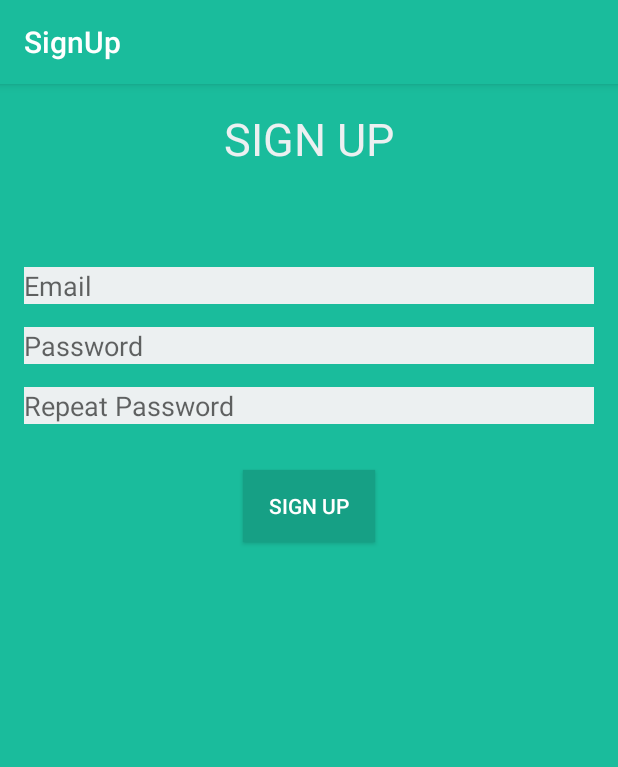
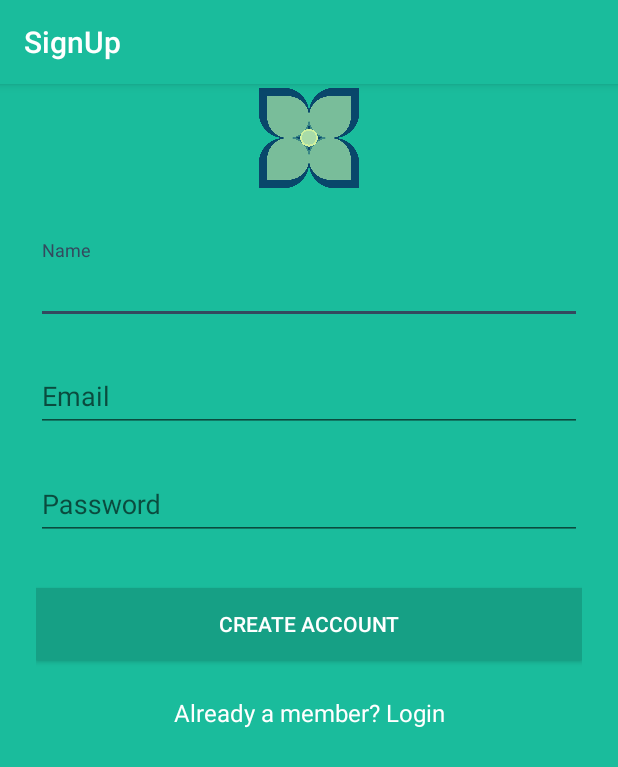
Before and after one commit to Piyapol/GrowUP2, an Android app: the SignUp screen opened directly, with no data from a screen before it, on a phone screen of 412 x 824 dp. Shown: the top 767 px of the screen. Run offline under Robolectric (Android 15) with nearby library versions, the phone set to English and light mode, and no system bars.

Commit message:
edit xml signup and login page

```diff
--- a/app/src/main/java/com/example/xeus_labmacbook/growup/SignUp.java
+++ b/app/src/main/java/com/example/xeus_labmacbook/growup/SignUp.java
@@ -18,14 +18,14 @@ public class SignUp extends AppCompatActivity implements View.OnClickListener {
         Toolbar toolbar = (Toolbar) findViewById(R.id.toolbar);
         setSupportActionBar(toolbar);
 
-        buttSignup = (Button)findViewById(R.id.buttSignup);
+        buttSignup = (Button)findViewById(R.id.btn_signup);
         buttSignup.setOnClickListener(this);
     }
 
     @Override
     public void onClick(View view) {
         switch (view.getId()) {
-            case R.id.buttSignup:
+            case R.id.btn_signup:
                 Intent access = new Intent(this, Dashboard.class);
                 startActivity(access);
                 break;
--- a/app/src/main/res/layout/activity_login.xml
+++ b/app/src/main/res/layout/activity_login.xml
@@ -23,6 +23,8 @@
 
     <include layout="@layout/content_login" />
 
+
+
     <!--<android.support.design.widget.FloatingActionButton-->
         <!--android:id="@+id/fab"-->
         <!--android:layout_width="wrap_content"-->
--- a/app/src/main/res/layout/content_sign_up.xml
+++ b/app/src/main/res/layout/content_sign_up.xml
@@ -1,68 +1,87 @@
 <?xml version="1.0" encoding="utf-8"?>
-<RelativeLayout xmlns:android="http://schemas.android.com/apk/res/android"
-    xmlns:app="http://schemas.android.com/apk/res-auto"
-    xmlns:tools="http://schemas.android.com/tools"
-    android:id="@+id/content_sign_up"
-    android:layout_width="match_parent"
-    android:layout_height="match_parent"
-    android:paddingBottom="@dimen/activity_vertical_margin"
-    android:paddingLeft="@dimen/activity_horizontal_margin"
-    android:paddingRight="@dimen/activity_horizontal_margin"
-    android:paddingTop="@dimen/activity_vertical_margin"
-    app:layout_behavior="@string/appbar_scrolling_view_behavior"
-    tools:context="com.example.xeus_labmacbook.growup.SignUp"
-    tools:showIn="@layout/activity_sign_up"
+<ScrollView
+    xmlns:android="http://schemas.android.com/apk/res/android"
+    android:layout_width="fill_parent"
+    android:layout_height="fill_parent"
+    android:fitsSystemWindows="true"
     android:background="@color/colorPrimary">
 
-    <TextView
-        android:id="@+id/header"
-        android:layout_width="wrap_content"
-        android:layout_height="wrap_content"
-        android:text="SIGN UP"
-        android:textColor="@color/colorInverse"
-        android:layout_centerHorizontal="true"
-        android:textSize="30dp"
-        android:layout_marginBottom="50dp"/>
-
-    <EditText
-        android:id="@+id/sEmail"
+    <LinearLayout
+        android:orientation="vertical"
         android:layout_width="match_parent"
         android:layout_height="wrap_content"
-        android:hint="Email"
-        android:background="@color/colorInverse"
-        android:layout_centerHorizontal="true"
-        android:layout_below="@+id/header"
-        android:layout_marginTop="15dp"/>
+        android:paddingTop="56dp"
+        android:paddingLeft="24dp"
+        android:paddingRight="24dp">
 
-    <EditText
-        android:id="@+id/sPassword"
+        <ImageView android:src="@drawable/logo"
+            android:layout_width="wrap_content"
+            android:layout_height="72dp"
+            android:layout_marginBottom="24dp"
+            android:layout_gravity="center_horizontal" />
+
+        <!--  Name Label -->
+        <android.support.design.widget.TextInputLayout
             android:layout_width="match_parent"
             android:layout_height="wrap_content"
-        android:hint="Password"
-        android:background="@color/colorInverse"
-        android:layout_centerHorizontal="true"
-        android:layout_below="@+id/sEmail"
-        android:layout_marginTop="15dp"/>
-
-    <EditText
-        android:id="@+id/sRePassword"
+            android:layout_marginTop="8dp"
+            android:layout_marginBottom="8dp">
+            <EditText android:id="@+id/input_name"
                 android:layout_width="match_parent"
                 android:layout_height="wrap_content"
-        android:hint="Repeat Password"
-        android:background="@color/colorInverse"
-        android:layout_centerHorizontal="true"
-        android:layout_below="@+id/sPassword"
-        android:layout_marginTop="15dp"
-        android:layout_marginBottom="15dp"/>
+                android:inputType="textCapWords"
+                android:hint="Name"
+                android:textColor="@color/colorText"/>
+        </android.support.design.widget.TextInputLayout>
 
-    <Button
-        android:id="@+id/buttSignup"
-        android:layout_width="wrap_content"
+        <!-- Email Label -->
+        <android.support.design.widget.TextInputLayout
+            android:layout_width="match_parent"
             android:layout_height="wrap_content"
+            android:layout_marginTop="8dp"
+            android:layout_marginBottom="8dp">
+            <EditText android:id="@+id/input_email"
+                android:layout_width="match_parent"
+                android:layout_height="wrap_content"
+                android:inputType="textEmailAddress"
+                android:hint="Email"
+                android:textColor="@color/colorText"/>
+        </android.support.design.widget.TextInputLayout>
+
+        <!-- Password Label -->
+        <android.support.design.widget.TextInputLayout
+            android:layout_width="match_parent"
+            android:layout_height="wrap_content"
+            android:layout_marginTop="8dp"
+            android:layout_marginBottom="8dp">
+            <EditText android:id="@+id/input_password"
+                android:layout_width="match_parent"
+                android:layout_height="wrap_content"
+                android:inputType="textPassword"
+                android:hint="Password"
+                android:textColor="@color/colorText"/>
+        </android.support.design.widget.TextInputLayout>
+
+        <!-- Signup Button -->
+        <android.support.v7.widget.AppCompatButton
+            android:id="@+id/btn_signup"
+            android:layout_width="fill_parent"
+            android:layout_height="wrap_content"
+            android:layout_marginTop="24dp"
+            android:layout_marginBottom="24dp"
+            android:padding="12dp"
+            android:text="Create Account"
             android:background="@color/colorPrimaryDark"
-        android:text="Sign Up"
+            android:textColor="@color/colorText"/>
+
+        <TextView android:id="@+id/link_login"
+            android:layout_width="fill_parent"
+            android:layout_height="wrap_content"
+            android:layout_marginBottom="24dp"
+            android:text="Already a member? Login"
             android:textColor="@color/colorText"
-        android:layout_centerHorizontal="true"
-        android:layout_below="@+id/sRePassword"
-        android:layout_marginTop="15dp"/>
-</RelativeLayout>
+            android:gravity="center"
+            android:textSize="16dip"/>
+
+    </LinearLayout>
+</ScrollView>
```
Also changed, not shown: app/src/main/java/com/example/xeus_labmacbook/growup/Login.java (+4 -4 lines), app/src/main/res/layout/content_login.xml (+71 -51 lines). Lines whose indentation alone changed are shown as unchanged.
